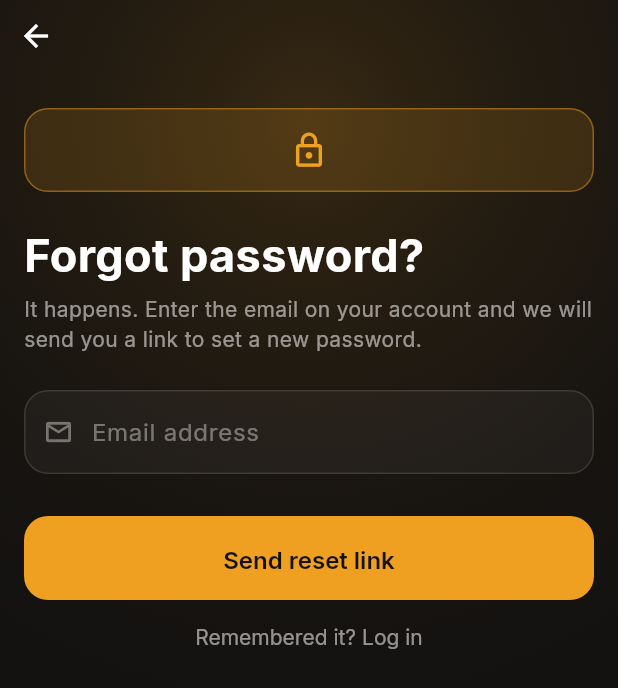
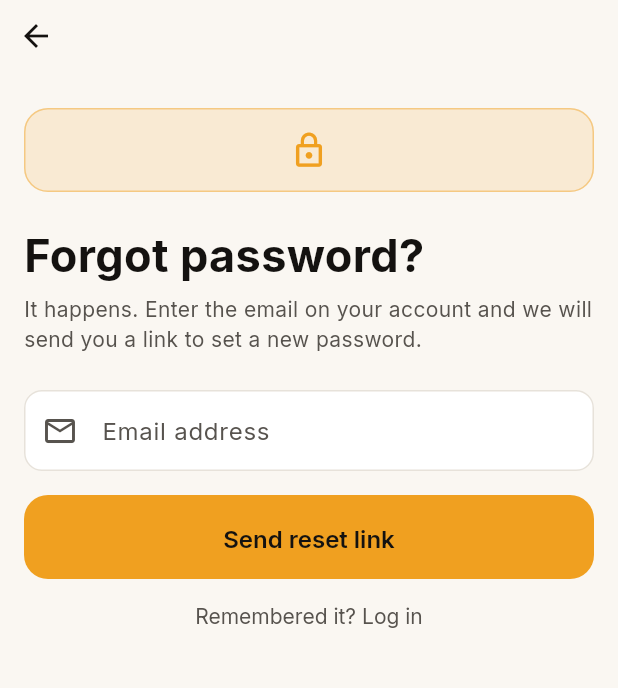
Before and after one commit to harjussingh/TAP-MG2, a Flutter app: the ForgotPasswordScreen screen opened directly, on a phone screen of 412 x 824 dp. Shown: the top 688 px of the screen. Run offline on Flutter 3.47's test engine with Material 3 defaults, Android fonts, the phone set to English and light mode, and no system bars; our stand-ins replace google_fonts, shared_preferences; accounts and stored records are empty.

Commit message:
Hide save-bowl from guests; make Forgot Password theme-aware

```diff
--- a/frontend/lib/screens/bowl_builder_screen.dart
+++ b/frontend/lib/screens/bowl_builder_screen.dart
@@ -1265,6 +1265,8 @@ class _ReviewState extends State<_Review> {
     final onEdit = widget.onEdit;
     final onSave = widget.onSave;
     final saveLabel = widget.saveLabel;
+    // Saving a recipe needs an account, so a guest never sees the save button.
+    final isMember = AppScope.of(context).isMember;
     return ListView(
       // shrinkWrap so the review hugs its rows and the footer sits right
       // under "Send to machine", with no empty space above it.
@@ -1339,6 +1341,7 @@ class _ReviewState extends State<_Review> {
           onEdit: onEdit,
           active: _active,
         ),
+        if (isMember) ...[
           const SizedBox(height: AppSpacing.md),
           OutlinedButton.icon(
             onPressed: onSave,
@@ -1353,6 +1356,7 @@ class _ReviewState extends State<_Review> {
               ),
             ),
           ),
+        ],
       ],
     );
   }
--- a/frontend/lib/screens/dish_detail_screen.dart
+++ b/frontend/lib/screens/dish_detail_screen.dart
@@ -79,6 +79,8 @@ class _DishDetailScreenState extends State<DishDetailScreen> {
   @override
   Widget build(BuildContext context) {
     SettingsScope.watch(context);
+    // Saving a bowl needs an account, so a guest never sees the save control.
+    final isMember = AppScope.of(context).isMember;
 
     return Scaffold(
       // The sheet's rounded top corners reveal this background in two small
@@ -94,6 +96,7 @@ class _DishDetailScreenState extends State<DishDetailScreen> {
             saved: _saved,
             onBack: () => Navigator.pop(context),
             onSave: () => setState(() => _saved = !_saved),
+            showSave: isMember,
           ),
           Expanded(
             child: Container(
@@ -142,6 +145,7 @@ class _DishDetailScreenState extends State<DishDetailScreen> {
         saved: _saved,
         onSave: () => setState(() => _saved = !_saved),
         onPrimary: dish.isCustom ? _openBuilder : _addToCart,
+        showSave: isMember,
       ),
     );
   }
@@ -156,6 +160,7 @@ class _Hero extends StatelessWidget {
     required this.saved,
     required this.onBack,
     required this.onSave,
+    required this.showSave,
   });
 
   final Dish dish;
@@ -163,6 +168,7 @@ class _Hero extends StatelessWidget {
   final bool saved;
   final VoidCallback onBack;
   final VoidCallback onSave;
+  final bool showSave;
 
   @override
   Widget build(BuildContext context) {
@@ -201,6 +207,7 @@ class _Hero extends StatelessWidget {
                     tooltip: 'Back',
                     onColour: palette.onColour,
                   ),
+                  if (showSave)
                     _RoundButton(
                       icon: saved ? Icons.favorite : Icons.favorite_border,
                       onTap: onSave,
@@ -467,6 +474,7 @@ class _BottomBar extends StatelessWidget {
     required this.saved,
     required this.onSave,
     required this.onPrimary,
+    required this.showSave,
   });
 
   final Dish dish;
@@ -474,6 +482,7 @@ class _BottomBar extends StatelessWidget {
   final bool saved;
   final VoidCallback onSave;
   final VoidCallback onPrimary;
+  final bool showSave;
 
   @override
   Widget build(BuildContext context) {
@@ -489,6 +498,7 @@ class _BottomBar extends StatelessWidget {
           padding: const EdgeInsets.all(AppSpacing.screenPadding),
           child: Row(
             children: [
+              if (showSave) ...[
                 InkWell(
                   onTap: onSave,
                   customBorder: const CircleBorder(),
@@ -507,6 +517,7 @@ class _BottomBar extends StatelessWidget {
                   ),
                 ),
                 const SizedBox(width: AppSpacing.md),
+              ],
               Expanded(
                 child: ElevatedButton(
                   onPressed: unavailable ? null : onPrimary,
--- a/frontend/lib/screens/forgot_password_screen.dart
+++ b/frontend/lib/screens/forgot_password_screen.dart
@@ -65,19 +65,19 @@ class _ForgotPasswordScreenState extends State<ForgotPasswordScreen> {
   @override
   Widget build(BuildContext context) {
     SettingsScope.watch(context);
+    // Theme-aware entry screen: dark in dark mode, and light like the rest of
+    // the app in light mode. Colours come from AppColors tokens, not fixed
+    // white on a forced-dark band.
     return Scaffold(
-      backgroundColor: AppColors.header,
-      body: Stack(
-        children: [
-          const AuthGlow(),
-          SafeArea(
+      backgroundColor: AppColors.surface,
+      body: SafeArea(
         child: Column(
           children: [
             Align(
               alignment: Alignment.centerLeft,
               child: IconButton(
                 onPressed: () => Navigator.pop(context),
-                    icon: const Icon(Icons.arrow_back, color: Colors.white),
+                icon: Icon(Icons.arrow_back, color: AppColors.base),
               ),
             ),
             Expanded(
@@ -98,12 +98,69 @@ class _ForgotPasswordScreenState extends State<ForgotPasswordScreen> {
           ],
         ),
       ),
-        ],
-      ),
     );
   }
 
-  Widget _formPane() => AuthPane(
+  /// Theme-aware pane, mirroring the shared AuthPane layout but using palette
+  /// tokens so it reads correctly in both light and dark mode.
+  Widget _pane({
+    required Key key,
+    required IconData icon,
+    required String title,
+    required String subtitle,
+    required List<Widget> children,
+  }) =>
+      ListView(
+        key: key,
+        padding: const EdgeInsets.fromLTRB(AppSpacing.screenPadding,
+            AppSpacing.xl, AppSpacing.screenPadding, AppSpacing.xl),
+        children: [
+          Container(
+            width: 56,
+            height: 56,
+            alignment: Alignment.center,
+            decoration: BoxDecoration(
+              color: AppColors.primary.withValues(alpha: 0.15),
+              borderRadius: BorderRadius.circular(AppSpacing.radiusCard),
+              border:
+                  Border.all(color: AppColors.primary.withValues(alpha: 0.45)),
+            ),
+            child: Icon(icon, color: AppColors.primary, size: 26),
+          ),
+          const SizedBox(height: AppSpacing.xl),
+          Text(title,
+              style: AppTypography.screenTitle
+                  .copyWith(color: AppColors.base, fontSize: 30)),
+          const SizedBox(height: AppSpacing.sm),
+          Text(subtitle,
+              style: AppTypography.secondary
+                  .copyWith(color: AppColors.textSecondary)),
+          const SizedBox(height: AppSpacing.xl),
+          ...children,
+        ],
+      );
+
+  Widget _primaryButton({
+    required String label,
+    required bool busy,
+    required VoidCallback? onPressed,
+  }) =>
+      SizedBox(
+        width: double.infinity,
+        child: ElevatedButton(
+          onPressed: busy ? null : onPressed,
+          child: busy
+              ? SizedBox(
+                  width: 20,
+                  height: 20,
+                  child: CircularProgressIndicator(
+                      strokeWidth: 2, color: AppColors.onPrimary),
+                )
+              : Text(label),
+        ),
+      );
+
+  Widget _formPane() => _pane(
         key: const ValueKey('form'),
         icon: Icons.lock_outline,
         title: 'Forgot password?',
@@ -111,27 +168,34 @@ class _ForgotPasswordScreenState extends State<ForgotPasswordScreen> {
             'It happens. Enter the email on your account and we will send you '
             'a link to set a new password.',
         children: [
-          AuthField(
+          TextField(
             controller: _email,
-            hint: 'Email address',
-            icon: Icons.mail_outline,
             keyboardType: TextInputType.emailAddress,
-            error: _error,
+            style: AppTypography.body.copyWith(color: AppColors.base),
+            cursorColor: AppColors.primary,
             onChanged: (_) {
               if (_error != null) setState(() => _error = null);
             },
+            decoration: InputDecoration(
+              hintText: 'Email address',
+              prefixIcon:
+                  Icon(Icons.mail_outline, color: AppColors.textSecondary),
+              errorText: _error,
+            ),
           ),
           const SizedBox(height: AppSpacing.lg),
-          AuthButton(label: 'Send reset link', busy: _busy, onPressed: _send),
+          _primaryButton(
+              label: 'Send reset link', busy: _busy, onPressed: _send),
           TextButton(
             onPressed: () => Navigator.pop(context),
             child: Text('Remembered it? Log in',
-                style: AppTypography.secondary.copyWith(color: Colors.white54)),
+                style: AppTypography.secondary
+                    .copyWith(color: AppColors.textSecondary)),
           ),
         ],
       );
 
-  Widget _sentPane() => AuthPane(
+  Widget _sentPane() => _pane(
         key: const ValueKey('sent'),
         icon: Icons.mark_email_read_outlined,
         title: 'Check your email',
@@ -142,9 +206,9 @@ class _ForgotPasswordScreenState extends State<ForgotPasswordScreen> {
           Container(
             padding: const EdgeInsets.all(AppSpacing.lg),
             decoration: BoxDecoration(
-              color: Colors.white.withValues(alpha: 0.04),
+              color: AppColors.card,
               borderRadius: BorderRadius.circular(AppSpacing.radiusCard),
-              border: Border.all(color: Colors.white.withValues(alpha: 0.10)),
+              border: Border.all(color: AppColors.border),
             ),
             child: Row(
               children: [
@@ -156,14 +220,14 @@ class _ForgotPasswordScreenState extends State<ForgotPasswordScreen> {
                     'No email after a few minutes? Check your spam folder, or '
                     'try again in case of a typo.',
                     style: AppTypography.secondary
-                        .copyWith(color: Colors.white54),
+                        .copyWith(color: AppColors.textSecondary),
                   ),
                 ),
               ],
             ),
           ),
           const SizedBox(height: AppSpacing.lg),
-          AuthButton(
+          _primaryButton(
             label: 'Send again',
             busy: _busy,
             onPressed: () => setState(() => _sent = false),
@@ -171,7 +235,8 @@ class _ForgotPasswordScreenState extends State<ForgotPasswordScreen> {
           TextButton(
             onPressed: () => Navigator.pop(context),
             child: Text('Back to log in',
-                style: AppTypography.secondary.copyWith(color: Colors.white54)),
+                style: AppTypography.secondary
+                    .copyWith(color: AppColors.textSecondary)),
           ),
         ],
       );
```
Lines whose indentation alone changed are shown as unchanged.
